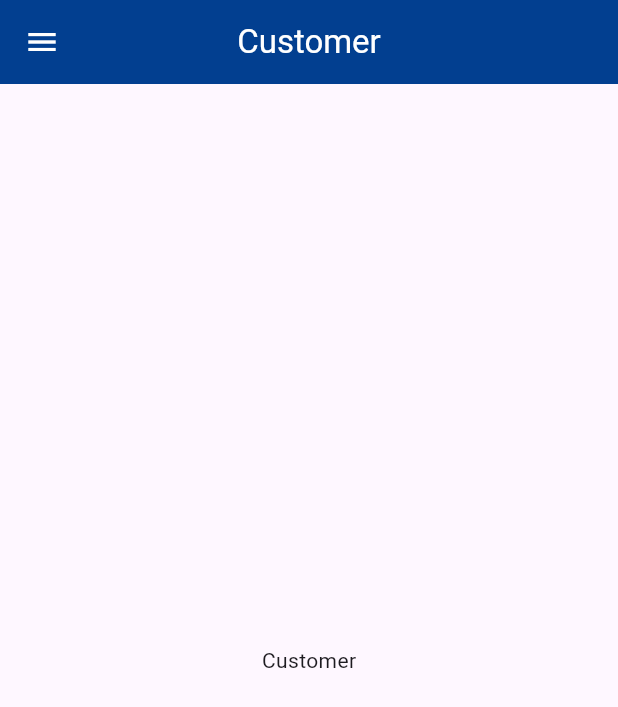
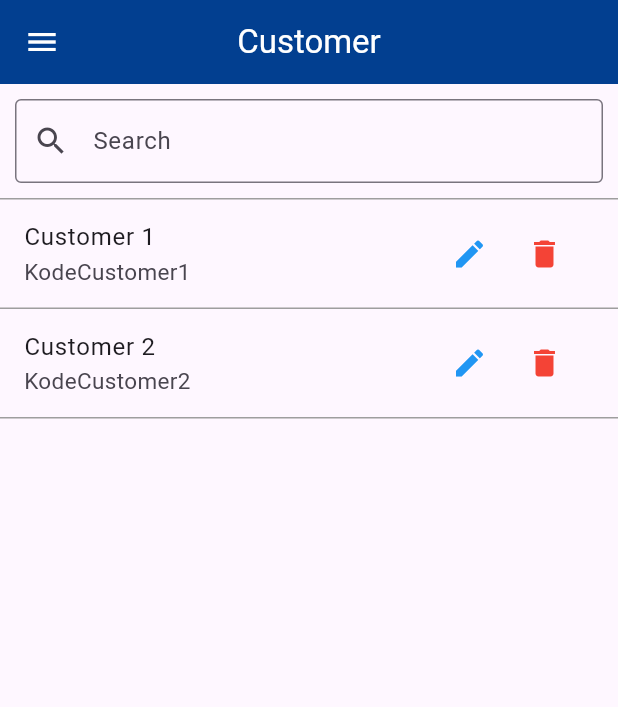
Before and after one commit to adenkesuma/bonjour, a Flutter app: the CustomerView screen opened directly, on a phone screen of 412 x 824 dp. Shown: the top 707 px of the screen. Run offline on Flutter 3.47's test engine with Material 3 defaults, Android fonts, the phone set to English and light mode, and no system bars; our stand-ins replace get, shared_preferences; accounts and stored records are empty; network calls fail.

Commit message:
menambah model dan halaman

```diff
--- /dev/null
+++ b/lib/Model/customer_model.dart
@@ -0,0 +1,35 @@
+class Customer {
+  String kodeCustomer;
+  String namaCustomer;
+  String? email;
+  String? alamat;
+  String? noTelp;
+
+  Customer({
+    required this.kodeCustomer,
+    required this.namaCustomer,
+    this.email,
+    this.alamat,
+    this.noTelp,
+});
+
+  factory Customer.fromJson(Map<String, dynamic> json) {
+    return Customer(
+      kodeCustomer: json['kodeCustomer'] as String,
+      namaCustomer: json['namaCustomer'] as String,
+      email: json['email'] as String,
+      alamat: json['alamat'] as String,
+      noTelp: json['noTelp'] as String,
+    );
+  }
+
+  Map<String, dynamic> toJson() {
+    return {
+      'kodeCustomer': kodeCustomer,
+      'namaCustomer': namaCustomer,
+      'email': email,
+      'alamat': alamat,
+      'noTelp': noTelp,
+    };
+  }
+}
--- a/lib/Modul/Customer/customer_controller.dart
+++ b/lib/Modul/Customer/customer_controller.dart
@@ -1,11 +1,16 @@
+import 'package:bonjour/Model/customer_model.dart';
 import 'package:flutter/material.dart';
 
 class CustomerController with ChangeNotifier{
 
   List dataCustomer = [];
 
-
-
-
+  CustomerController () {
+    for (int i = 1; i<3; i++) {
+      String kode = "KodeCustomer${i}";
+      String nama = "Customer ${i}";
+      dataCustomer.add(Customer(kodeCustomer: kode, namaCustomer: nama));
+    }
+  }
 
 }
--- a/lib/Modul/Customer/customer_view.dart
+++ b/lib/Modul/Customer/customer_view.dart
@@ -1,6 +1,8 @@
+import 'package:bonjour/Modul/Customer/customer_controller.dart';
 import 'package:bonjour/data.dart';
 import 'package:bonjour/drawer.dart';
 import 'package:flutter/material.dart';
+import 'package:provider/provider.dart';
 
 class CustomerView extends StatefulWidget {
   const CustomerView({super.key});
@@ -10,8 +12,11 @@ class CustomerView extends StatefulWidget {
 }
 
 class _CustomerViewState extends State<CustomerView> {
+  TextEditingController _search = TextEditingController();
+
   @override
   Widget build(BuildContext context) {
+    final custCtrl = Provider.of<CustomerController>(context);
     return Scaffold(
       appBar: AppBar(
         backgroundColor: primaryColor,
@@ -20,8 +25,77 @@ class _CustomerViewState extends State<CustomerView> {
         centerTitle: true,
       ),
       drawer: MainDrawer(),
-      body: Center(
-        child: Text('Customer'),
+      body: Column(
+        children: [
+          Container(
+            decoration: BoxDecoration(
+              border: Border(
+                bottom: BorderSide(
+                  color: Colors.grey,
+                  width: 1
+                )
+              )
+            ),
+            padding: EdgeInsets.all(10),
+            child: TextField(
+                controller: _search,
+                onChanged: (value) {},
+                decoration: InputDecoration(
+                  labelText: 'Search',
+                  border: OutlineInputBorder(),
+                  prefixIcon: Icon(Icons.search),
+                ),
+              ),
+          ),
+          Expanded(
+            child: ListView.builder(
+              itemCount: custCtrl.dataCustomer.length,
+              itemBuilder: (context, index) {
+                return Container(
+                  decoration: BoxDecoration(
+                    border: Border(
+                      // top: BorderSide(
+                      //   color: Colors.grey,
+                      //   width: 1
+                      // ),
+                      bottom: BorderSide(
+                        color: Colors.grey,
+                        width: 1
+                      )
+                    )
+                  ),
+                  child: ListTile(
+                    title: Text('${custCtrl.dataCustomer[index].namaCustomer}'),
+                    trailing: SizedBox(
+                      width: 100,
+                      child: Row(
+                        children: [
+                          Expanded(
+                            child: IconButton(
+                              onPressed: () {
+
+                              },
+                              icon: Icon(Icons.edit, color: Colors.blue,)
+                            ),
+                          ),
+                          Expanded(
+                            child: IconButton(
+                              onPressed: () {
+
+                              },
+                              icon: Icon(Icons.delete, color: Colors.red,)
+                            ),
+                          ),
+                        ],
+                      ),
+                    ),
+                    subtitle: Text('${custCtrl.dataCustomer[index].kodeCustomer}',style: TextStyle(fontSize: 15),),
+                  ),
+                );
+              },
+            ),
+          )
+        ],
       ),
     );
   }
--- a/lib/Modul/Gudang/gudang_controller.dart
+++ b/lib/Modul/Gudang/gudang_controller.dart
@@ -9,7 +9,8 @@ class GudangController with ChangeNotifier{
     for (int i = 1; i<3; i++) {
       String kode = "KodeGudang${i}";
       String nama = "Gudang ${i}";
-      dataGudang.add(Gudang(kodeGudang: kode, namaGudang: nama));
+      int aktif = 1;
+      dataGudang.add(Gudang(kodeGudang: kode, namaGudang: nama, aktif: aktif));
     }
   }
 
--- a/lib/Modul/Stock/stock_controller.dart
+++ b/lib/Modul/Stock/stock_controller.dart
@@ -9,7 +9,7 @@ class StockController with ChangeNotifier{
     for (int i = 1; i<21; i++) {
       String kode = "Kode-Stock-${i}";
       String nama = "Nama Stock ${i}";
-      dataStock.add(Stock(kodeStock: kode, namaStock: nama));
+      dataStock.add(Stock(kodeStock: kode, namaStock: nama, kodeJenisProduk: 'Type A', satuan: 'PCS', aktif: 1));
     }
   }
 
--- a/lib/main.dart
+++ b/lib/main.dart
@@ -1,4 +1,5 @@
 
+import 'package:bonjour/Modul/Customer/customer_controller.dart';
 import 'package:bonjour/Modul/Gudang/gudang_controller.dart';
 import 'package:bonjour/Modul/Login/login_controller.dart';
 import 'package:bonjour/Modul/Login/splash_view.dart';
@@ -14,6 +15,7 @@ void main() {
         ChangeNotifierProvider(create: (context) => LoginController()),
         ChangeNotifierProvider(create: (context) => StockController()),
         ChangeNotifierProvider(create: (context) => GudangController()),
+        ChangeNotifierProvider(create: (context) => CustomerController()),
       ],
       child: MainApp(),
     ),
```
Also changed, not shown: lib/Model/gudang_model.dart (+12 -0 lines), lib/Model/stock_model.dart (+20 -4 lines), lib/Modul/Stock/create_stock_view.dart (added, +156 -0 lines), lib/Modul/Stock/stock_view.dart (+11 -2 lines), lib/floatingactbutton.dart (added, +28 -0 lines).
